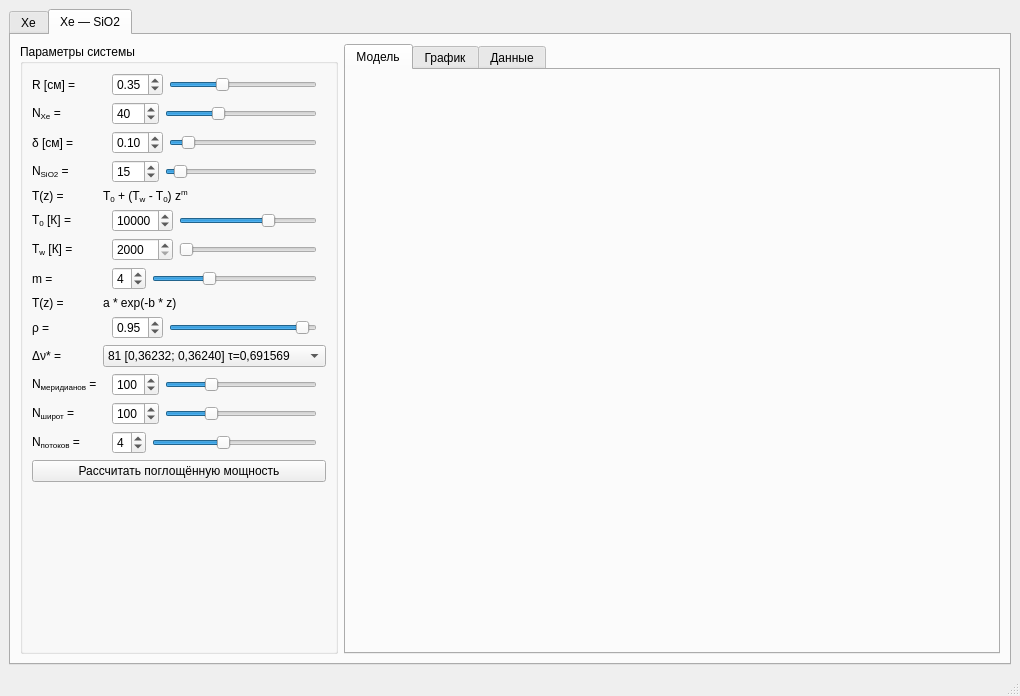
This is gui/main_window.ui in wcdbmv/MT as Qt 5 draws it before an edit. The edited form follows.
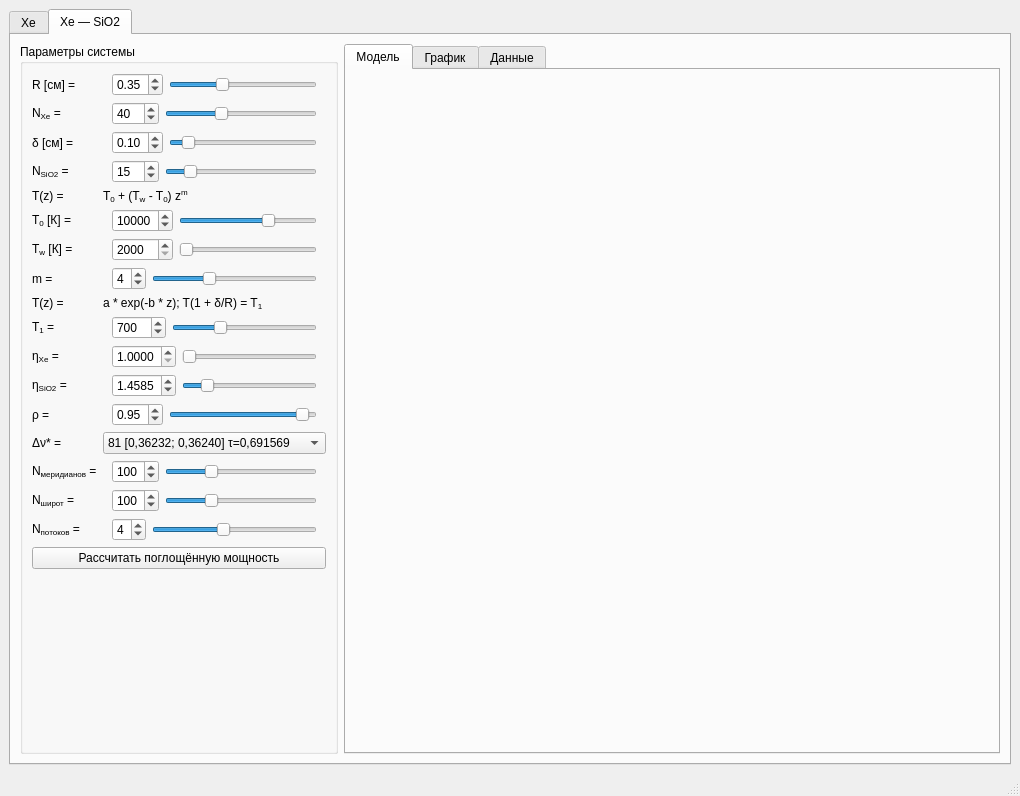
This is the edited form. Custom widgets are drawn as their Qt base class.

Commit message: Connect gui & CylinderPlasmaQuartz

The edit to the form file:
```diff
--- a/gui/main_window.ui
+++ b/gui/main_window.ui
@@ -7,7 +7,7 @@
     <x>0</x>
     <y>0</y>
     <width>1020</width>
-    <height>696</height>
+    <height>796</height>
    </rect>
   </property>
   <property name="windowTitle">
@@ -1741,7 +1741,7 @@
               <item>
                <widget class="QSlider" name="xeSiO2NPlasmaHorizontalSlider">
                 <property name="minimum">
-                 <number>10</number>
+                 <number>7</number>
                 </property>
                 <property name="maximum">
                  <number>100</number>
@@ -1921,14 +1921,14 @@
              </layout>
             </widget>
            </item>
-           <item row="9" column="0">
+           <item row="13" column="0">
             <widget class="QLabel" name="xeSiO2RhoLabel">
              <property name="text">
               <string>ρ =</string>
              </property>
             </widget>
            </item>
-           <item row="9" column="1">
+           <item row="13" column="1">
             <widget class="QWidget" name="xeSiO2RhoWidget" native="true">
              <layout class="QHBoxLayout" name="horizontalLayout_19">
               <property name="topMargin">
@@ -1966,14 +1966,14 @@
              </layout>
             </widget>
            </item>
-           <item row="10" column="0">
+           <item row="14" column="0">
             <widget class="QLabel" name="xeSiO2DeltaNuLabel">
              <property name="text">
               <string>Δν* =</string>
              </property>
             </widget>
            </item>
-           <item row="10" column="1">
+           <item row="14" column="1">
             <widget class="QComboBox" name="xeSiO2DeltaNuComboBox">
              <property name="currentIndex">
               <number>80</number>
@@ -2945,14 +2945,14 @@
              </item>
             </widget>
            </item>
-           <item row="11" column="0">
+           <item row="15" column="0">
             <widget class="QLabel" name="xeSiO2NMeridianLabel">
              <property name="text">
               <string>N&lt;sub&gt;меридианов&lt;/sub&gt; =</string>
              </property>
             </widget>
            </item>
-           <item row="11" column="1">
+           <item row="15" column="1">
             <widget class="QWidget" name="xeSiO2NMeridianWidget" native="true">
              <layout class="QHBoxLayout" name="horizontalLayout_21">
               <property name="topMargin">
@@ -2999,14 +2999,14 @@
              </layout>
             </widget>
            </item>
-           <item row="12" column="0">
+           <item row="16" column="0">
             <widget class="QLabel" name="xeSiO2LatitudeLabel">
              <property name="text">
               <string>N&lt;sub&gt;широт&lt;/sub&gt; =</string>
              </property>
             </widget>
            </item>
-           <item row="12" column="1">
+           <item row="16" column="1">
             <widget class="QWidget" name="xeSiO2NLatitudeWidget" native="true">
              <layout class="QHBoxLayout" name="horizontalLayout_20">
               <property name="topMargin">
@@ -3053,14 +3053,14 @@
              </layout>
             </widget>
            </item>
-           <item row="13" column="0">
+           <item row="17" column="0">
             <widget class="QLabel" name="xeSiO2NThreadsLabel">
              <property name="text">
               <string>N&lt;sub&gt;потоков&lt;/sub&gt; =</string>
              </property>
             </widget>
            </item>
-           <item row="13" column="1">
+           <item row="17" column="1">
             <widget class="QWidget" name="xeSiO2NThreadsWidget" native="true">
              <layout class="QHBoxLayout" name="horizontalLayout_18">
               <property name="topMargin">
@@ -3101,7 +3101,7 @@
              </layout>
             </widget>
            </item>
-           <item row="14" column="0" colspan="2">
+           <item row="18" column="0" colspan="2">
             <widget class="QPushButton" name="xeSiO2CalculatePushButton">
              <property name="text">
               <string>Рассчитать поглощённую мощность</string>
@@ -3191,7 +3191,7 @@
               <item>
                <widget class="QSlider" name="xeSiO2NQuartzHorizontalSlider">
                 <property name="minimum">
-                 <number>10</number>
+                 <number>2</number>
                 </property>
                 <property name="maximum">
                  <number>100</number>
@@ -3217,10 +3217,172 @@
            <item row="8" column="1">
             <widget class="QLabel" name="label_2">
              <property name="text">
-              <string>a * exp(-b * z)</string>
+              <string>a * exp(-b * z);      T(1 + δ/R) = T&lt;sub&gt;1&lt;/sub&gt;</string>
              </property>
             </widget>
            </item>
+           <item row="10" column="0">
+            <widget class="QLabel" name="xeSiO2EtaPlasmaLabel">
+             <property name="text">
+              <string>η&lt;sub&gt;Xe&lt;/sub&gt; =</string>
+             </property>
+            </widget>
+           </item>
+           <item row="11" column="0">
+            <widget class="QLabel" name="xeSiO2EtaQuatzLabel">
+             <property name="text">
+              <string>η&lt;sub&gt;SiO2&lt;/sub&gt; =</string>
+             </property>
+            </widget>
+           </item>
+           <item row="10" column="1">
+            <widget class="QWidget" name="xeSiO2EtaPlasmaWidget" native="true">
+             <layout class="QHBoxLayout" name="horizontalLayout_35">
+              <property name="topMargin">
+               <number>0</number>
+              </property>
+              <property name="bottomMargin">
+               <number>0</number>
+              </property>
+              <item>
+               <widget class="QDoubleSpinBox" name="xeSiO2EtaPlasmaDoubleSpinBox">
+                <property name="decimals">
+                 <number>4</number>
+                </property>
+                <property name="minimum">
+                 <double>1.000000000000000</double>
+                </property>
+                <property name="maximum">
+                 <double>4.000000000000000</double>
+                </property>
+                <property name="singleStep">
+                 <double>0.000500000000000</double>
+                </property>
+               </widget>
+              </item>
+              <item>
+               <widget class="QSlider" name="xeSiO2EtaPlasmaHorizontalSlider">
+                <property name="minimum">
+                 <number>10000</number>
+                </property>
+                <property name="maximum">
+                 <number>40000</number>
+                </property>
+                <property name="singleStep">
+                 <number>5</number>
+                </property>
+                <property name="orientation">
+                 <enum>Qt::Horizontal</enum>
+                </property>
+               </widget>
+              </item>
+             </layout>
+            </widget>
+           </item>
+           <item row="11" column="1">
+            <widget class="QWidget" name="xeSiO2EtaQuartzWidget" native="true">
+             <layout class="QHBoxLayout" name="horizontalLayout_36">
+              <property name="topMargin">
+               <number>0</number>
+              </property>
+              <property name="bottomMargin">
+               <number>0</number>
+              </property>
+              <item>
+               <widget class="QDoubleSpinBox" name="xeSiO2EtaQuartzDoubleSpinBox">
+                <property name="decimals">
+                 <number>4</number>
+                </property>
+                <property name="minimum">
+                 <double>1.000000000000000</double>
+                </property>
+                <property name="maximum">
+                 <double>4.000000000000000</double>
+                </property>
+                <property name="singleStep">
+                 <double>0.000500000000000</double>
+                </property>
+                <property name="value">
+                 <double>1.458500000000000</double>
+                </property>
+               </widget>
+              </item>
+              <item>
+               <widget class="QSlider" name="xeSiO2EtaQuartzHorizontalSlider">
+                <property name="minimum">
+                 <number>10000</number>
+                </property>
+                <property name="maximum">
+                 <number>40000</number>
+                </property>
+                <property name="singleStep">
+                 <number>5</number>
+                </property>
+                <property name="value">
+                 <number>14585</number>
+                </property>
+                <property name="orientation">
+                 <enum>Qt::Horizontal</enum>
+                </property>
+               </widget>
+              </item>
+             </layout>
+            </widget>
+           </item>
+           <item row="9" column="0">
+            <widget class="QLabel" name="xeSiO2T1Label">
+             <property name="text">
+              <string>T&lt;sub&gt;1&lt;/sub&gt; =</string>
+             </property>
+            </widget>
+           </item>
+           <item row="9" column="1">
+            <widget class="QWidget" name="xeSiO2T1Widget" native="true">
+             <layout class="QHBoxLayout" name="horizontalLayout_34">
+              <property name="topMargin">
+               <number>0</number>
+              </property>
+              <property name="bottomMargin">
+               <number>0</number>
+              </property>
+              <item>
+               <widget class="QSpinBox" name="xeSiO2T1SpinBox">
+                <property name="minimum">
+                 <number>100</number>
+                </property>
+                <property name="maximum">
+                 <number>2000</number>
+                </property>
+                <property name="singleStep">
+                 <number>100</number>
+                </property>
+                <property name="value">
+                 <number>700</number>
+                </property>
+               </widget>
+              </item>
+              <item>
+               <widget class="QSlider" name="xeSiO2T1HorizontalSlider">
+                <property name="minimum">
+                 <number>100</number>
+                </property>
+                <property name="maximum">
+                 <number>2000</number>
+                </property>
+                <property name="singleStep">
+                 <number>100</number>
+                </property>
+                <property name="value">
+                 <number>700</number>
+                </property>
+                <property name="orientation">
+                 <enum>Qt::Horizontal</enum>
+                </property>
+               </widget>
+              </item>
+             </layout>
+            </widget>
+           </item>
           </layout>
          </widget>
         </item>
```
Left out of the diff: 8 changed lines with no effect on the pictures. The commit also changes 9 other files.
